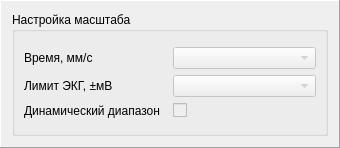
Old version of the form src/resources/frm_online_control_plot.ui in the repository mcsltd/mcs-inRat-planner.
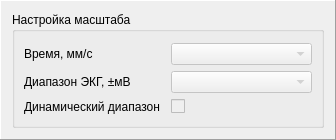
New version of the form.

Diff of the .ui file:
```diff
--- a/src/resources/frm_online_control_plot.ui
+++ b/src/resources/frm_online_control_plot.ui
@@ -6,8 +6,8 @@
    <rect>
     <x>0</x>
     <y>0</y>
-    <width>340</width>
-    <height>148</height>
+    <width>336</width>
+    <height>140</height>
    </rect>
   </property>
   <property name="windowTitle">
@@ -91,7 +91,7 @@
         <item row="1" column="0">
          <widget class="QLabel" name="labelECG">
           <property name="text">
-           <string>Лимит ЭКГ, ±мВ</string>
+           <string>Диапазон ЭКГ, ±мВ</string>
           </property>
          </widget>
         </item>
```
